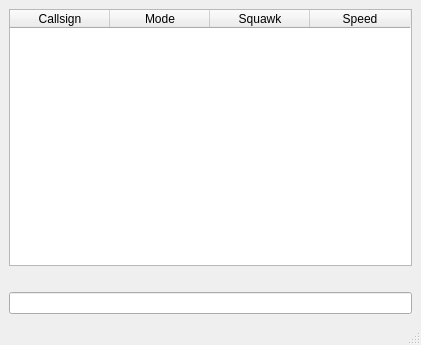
Old version of the form groundmentor.ui in the repository AliceFord/custom-sb.
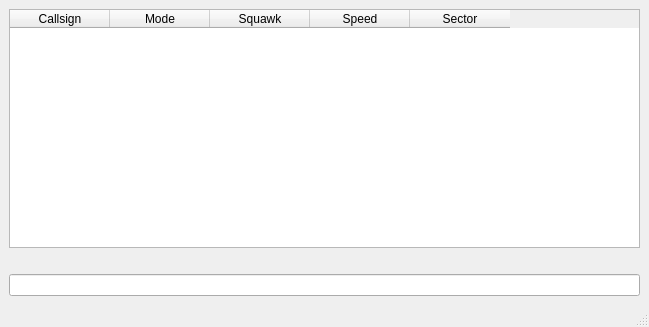
New version of the form.

The edit to the form file:
```diff
--- a/groundmentor.ui
+++ b/groundmentor.ui
@@ -6,8 +6,8 @@
    <rect>
     <x>0</x>
     <y>0</y>
-    <width>421</width>
-    <height>345</height>
+    <width>649</width>
+    <height>327</height>
    </rect>
   </property>
   <property name="windowTitle">
@@ -33,7 +33,7 @@
        <number>0</number>
       </property>
       <property name="columnCount">
-       <number>4</number>
+       <number>5</number>
       </property>
       <column>
        <property name="text">
@@ -55,6 +55,11 @@
         <string>Speed</string>
        </property>
       </column>
+      <column>
+       <property name="text">
+        <string>Sector</string>
+       </property>
+      </column>
      </widget>
     </item>
     <item>
```
Left out of the diff: 4 changed lines with no effect on the pictures.
